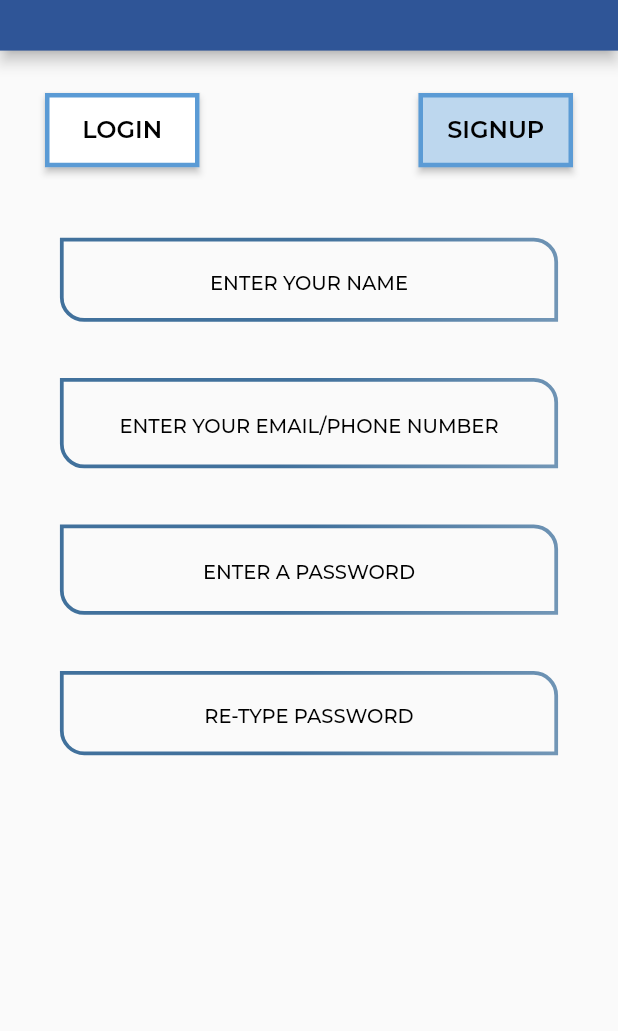
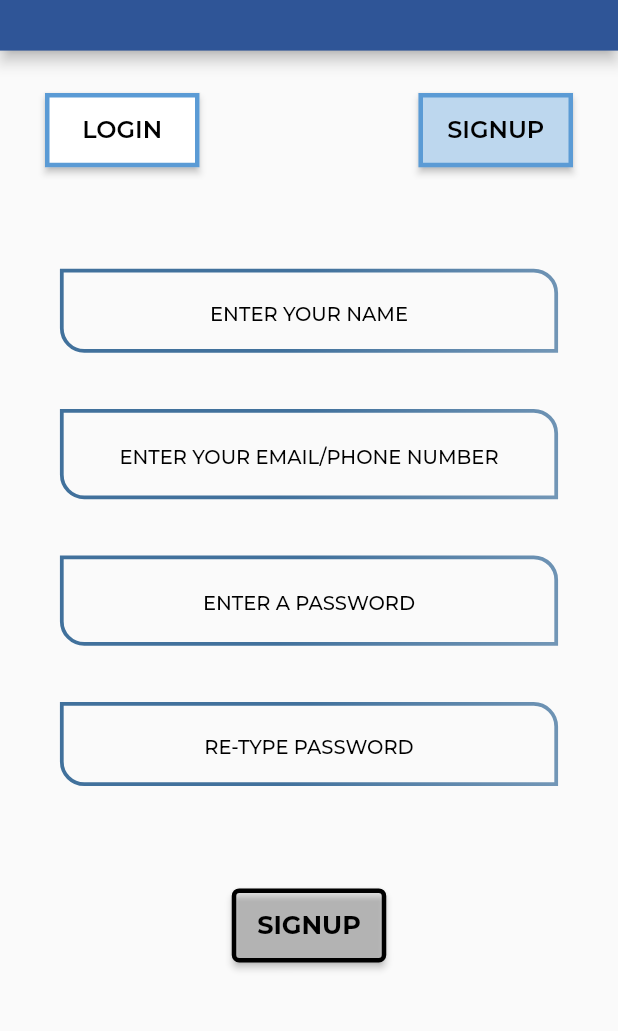
Before and after one commit to zolovio/lotto_grazer, a Flutter app: the screen it shows after launch, after a tap on "ENTER", on a phone screen of 412 x 824 dp, the part 73-1104 px from its top. Run offline on Flutter 3.47's test engine with Material 2 defaults, Android fonts, the phone set to English and light mode, and no system bars; our stand-ins replace google_fonts.

Commit message:
login, signup button added

```diff
--- a/lib/features/auth/login/ui/login_ui.dart
+++ b/lib/features/auth/login/ui/login_ui.dart
@@ -75,7 +75,9 @@ class _LoginUiState extends State<LoginUi> {
                   ),
                 ),
                 islogin.value
-                    ? const Center()
+                    ? SizedBox(
+                        height: Utils.height(context) * 0.025,
+                      )
                     : SizedBox(
                         height: Utils.height(context) * 0.1,
                       ),
@@ -227,6 +229,7 @@ class _LoginUiState extends State<LoginUi> {
                               // Navigator.of(context).pushNamed(RoutesName.login);
                             },
                             elevation: 0.0,
+                            underline: true,
                             bgColor: AppColors.whiteColor,
                             fgColor: AppColors.blackColor,
                             bdColor: AppColors.whiteColor,
@@ -256,6 +259,52 @@ class _LoginUiState extends State<LoginUi> {
                             textBaseline: TextBaseline.alphabetic,
                             textStyle: Theme.of(context).textTheme.headline4),
                       ),
+                !islogin.value
+                    ? SizedBox(
+                        height: Utils.height(context) * 0.02,
+                      )
+                    : SizedBox(
+                        height: Utils.height(context) * 0.06,
+                      ),
+                !islogin.value
+                    ? CustomButton(
+                        title: 'CLICK HERE',
+                        onpress: () {
+                          // islogin.value = !islogin.value;
+                          // Navigator.of(context).pushNamed(RoutesName.login);
+                        },
+                        bgColor: AppColors.whiteColor,
+                        fgColor: AppColors.blackColor,
+                        bdColor: AppColors.blueColor,
+                        btnwidth: Utils.width(context) * 0.25,
+                        btnheight: Utils.height(context) * 0.06,
+                        bottomRightRadius: 30.0,
+                        bottomLeftRadius: 30.0,
+                        topLeftRadius: 30.0,
+                        topRightRadius: 30.0,
+                        fontsize: 17.0,
+                        fontweight: FontWeight.w700,
+                        bdwidth: 3.0,
+                      )
+                    : CustomButton(
+                        title: 'SIGNUP',
+                        onpress: () {
+                          // islogin.value = !islogin.value;
+                          // Navigator.of(context).pushNamed(RoutesName.login);
+                        },
+                        bgColor: AppColors.greyColor.withOpacity(0.1),
+                        fgColor: AppColors.blackColor,
+                        bdColor: AppColors.blackColor,
+                        btnwidth: Utils.width(context) * 0.25,
+                        btnheight: Utils.height(context) * 0.06,
+                        bottomRightRadius: 5.0,
+                        bottomLeftRadius: 5.0,
+                        topLeftRadius: 5.0,
+                        topRightRadius: 5.0,
+                        fontsize: 17.0,
+                        fontweight: FontWeight.w700,
+                        bdwidth: 3.0,
+                      ),
               ],
             );
           }),
--- a/lib/res/colors.dart
+++ b/lib/res/colors.dart
@@ -4,7 +4,7 @@ class AppColors {
   static const Color blackColor = Colors.black;
   static const Color yellowColor = Color(0xFFFFCB05);
   static const Color appbarColor = Color(0xFF2f5597);
-  static const Color greyColor = Colors.grey;
+  static Color greyColor = Colors.grey;
   static const Color blueColor = Color(0xFF5b9bd5);
   static const Color lightBlueColor = Color(0xFF5380a7);
   static const Color darkBlueColor = Color(0xFF0d286a);
--- a/lib/res/components/custom_button.dart
+++ b/lib/res/components/custom_button.dart
@@ -17,6 +17,7 @@ class CustomButton extends StatelessWidget {
   double? btnwidth;
   double? btnheight;
   double? fontsize;
+  FontWeight fontweight;
   double bdwidth;
   double? elevation;
   CustomButton({
@@ -34,6 +35,7 @@ class CustomButton extends StatelessWidget {
     this.btnheight,
     this.btnwidth,
     this.fontsize,
+    this.fontweight = FontWeight.w600,
     this.bdwidth = 2.0,
     this.loading = false,
     this.underline = false,
@@ -63,7 +65,7 @@ class CustomButton extends StatelessWidget {
       child: Text(
         title.toString(),
         style: GoogleFonts.montserrat(
-            fontWeight: FontWeight.w600,
+            fontWeight: fontweight,
             color: fgColor,
             fontSize: fontsize,
             wordSpacing: 0,
```
